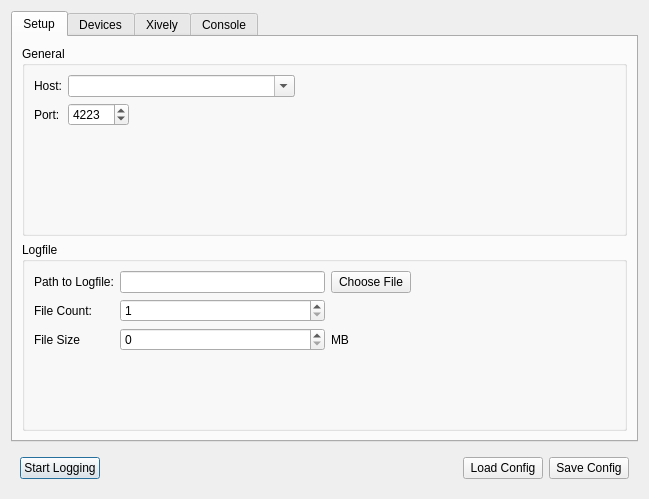
First picture: the form in src/brickv/ui/logger_setup.ui, repository D4wN/brickv, before the edit.
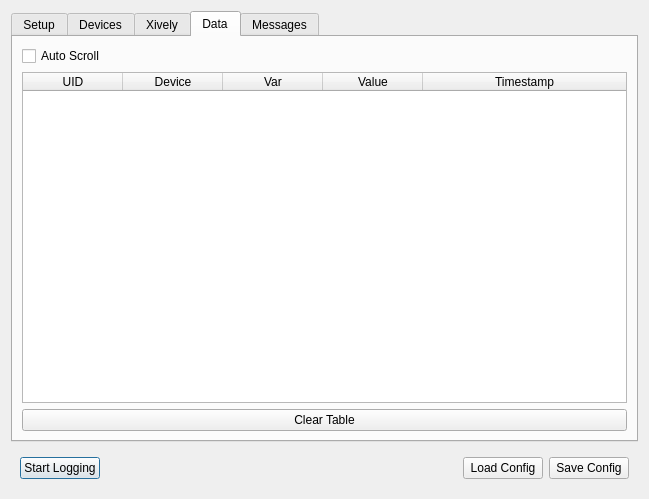
Second picture: the form after the edit.

Commit message: added new Data Tab to gui

What changed in the file:
```diff
--- a/src/brickv/ui/logger_setup.ui
+++ b/src/brickv/ui/logger_setup.ui
@@ -98,7 +98,7 @@
         </size>
        </property>
        <property name="currentIndex">
-        <number>0</number>
+        <number>3</number>
        </property>
        <widget class="QWidget" name="tab_setup">
         <property name="enabled">
@@ -513,9 +513,80 @@
          </item>
         </layout>
        </widget>
+       <widget class="QWidget" name="tab_csv_data">
+        <attribute name="title">
+         <string>Data</string>
+        </attribute>
+        <layout class="QVBoxLayout" name="verticalLayout_2">
+         <item>
+          <widget class="QCheckBox" name="checkbox_auto_scroll">
+           <property name="text">
+            <string>Auto Scroll</string>
+           </property>
+          </widget>
+         </item>
+         <item>
+          <widget class="QTableWidget" name="table_widget">
+           <property name="showDropIndicator" stdset="0">
+            <bool>true</bool>
+           </property>
+           <property name="alternatingRowColors">
+            <bool>true</bool>
+           </property>
+           <property name="gridStyle">
+            <enum>Qt::SolidLine</enum>
+           </property>
+           <property name="wordWrap">
+            <bool>true</bool>
+           </property>
+           <property name="cornerButtonEnabled">
+            <bool>true</bool>
+           </property>
+           <attribute name="horizontalHeaderShowSortIndicator" stdset="0">
+            <bool>true</bool>
+           </attribute>
+           <attribute name="horizontalHeaderStretchLastSection">
+            <bool>true</bool>
+           </attribute>
+           <column>
+            <property name="text">
+             <string>UID</string>
+            </property>
+           </column>
+           <column>
+            <property name="text">
+             <string>Device</string>
+            </property>
+           </column>
+           <column>
+            <property name="text">
+             <string>Var</string>
+            </property>
+           </column>
+           <column>
+            <property name="text">
+             <string>Value</string>
+            </property>
+           </column>
+           <column>
+            <property name="text">
+             <string>Timestamp</string>
+            </property>
+           </column>
+          </widget>
+         </item>
+         <item>
+          <widget class="QPushButton" name="btn_clear_tabel">
+           <property name="text">
+            <string>Clear Table</string>
+           </property>
+          </widget>
+         </item>
+        </layout>
+       </widget>
        <widget class="QWidget" name="tab_console">
         <attribute name="title">
-         <string>Console</string>
+         <string>Messages</string>
         </attribute>
         <layout class="QVBoxLayout" name="verticalLayout_3">
          <item>
```
Left out of the diff: 2 changed lines with no effect on the pictures.
